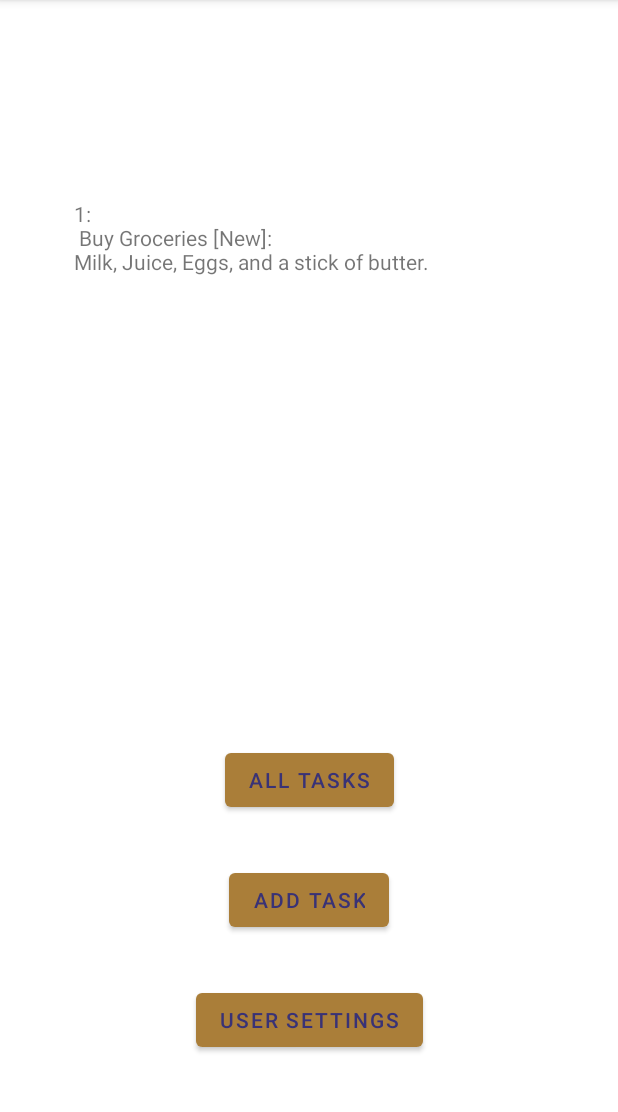
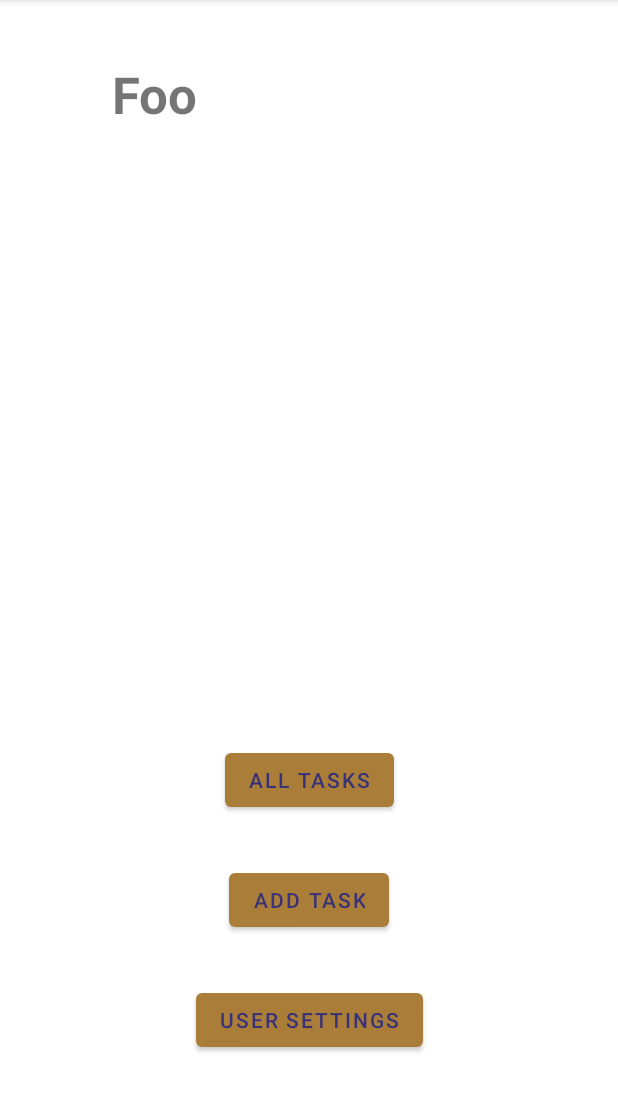
Before and after one commit to nojronatron/taskmaster, an Android app: the screen it shows after launch (HomeActivity), on a phone screen of 412 x 824 dp, the part 84-1196 px from its top. Run offline under Robolectric (Android 15) with nearby library versions, the phone set to English and light mode, and no system bars; our stand-ins replace Room's generated code.

Commit message:
updated Home Activity OnStart and OnResume override methods.

```diff
--- a/app/src/main/java/com/example/taskmaster/HomeActivity.java
+++ b/app/src/main/java/com/example/taskmaster/HomeActivity.java
@@ -77,10 +77,11 @@ public class HomeActivity extends AppCompatActivity {
         String userNickname = preferences.getString(UserSettings.USER_NAME_KEY, "Foo");
         // set users custom name to the View
         TextView userCustomNameText = findViewById(R.id.homeTasksListTitleTextVIew);
-        userNickname.setText(userCustomNameText);
+        userCustomNameText.setText(userNickname);
 
-
-        // TODO: I am here
+        tasks.clear();
+        tasks.addAll(taskMasterDatabase.taskDao().findAll());
+        adapter.notifyDataSetChanged();
     }
 
     private void setupAddTaskButton() {
@@ -126,13 +127,14 @@ public class HomeActivity extends AppCompatActivity {
 
         // TODO: Remove this hard coded tasks list?
         // create Task list
-        ArrayList<TaskModel> tasks = new ArrayList<>();
-        tasks.add(new TaskModel("Buy Groceries", "Milk, Juice, Eggs, and a stick of butter."));
-        tasks.add(new TaskModel("Do Laundry", "Wash, dry, fold, put away."));
-        tasks.add(new TaskModel("Vacuum", "The floors are covered in dog hair. Deal with it."));
+//        ArrayList<TaskModel> tasks = new ArrayList<>();
+//        tasks.add(new TaskModel("Buy Groceries", "Milk, Juice, Eggs, and a stick of butter."));
+//        tasks.add(new TaskModel("Do Laundry", "Wash, dry, fold, put away."));
+//        tasks.add(new TaskModel("Vacuum", "The floors are covered in dog hair. Deal with it."));
 
         // create and attach the recyclerview adapter and set the adapter recyclerview
-        TaskListRecyclerViewAdapter adapter = new TaskListRecyclerViewAdapter(tasks, this);
+        // Note: Had to cast tasks to ArrayList<T> from List<T> for adapter to accept the return
+        adapter = new TaskListRecyclerViewAdapter((ArrayList<TaskModel>)tasks, this);
         tasksRecyclerView.setAdapter(adapter);
     }
 
--- a/app/src/main/java/com/example/taskmaster/models/TaskModel.java
+++ b/app/src/main/java/com/example/taskmaster/models/TaskModel.java
@@ -2,6 +2,7 @@ package com.example.taskmaster.models;
 
 import androidx.annotation.NonNull;
 import androidx.room.Entity;
+import androidx.room.Ignore;
 import androidx.room.PrimaryKey;
 
 @Entity
@@ -13,6 +14,7 @@ public class TaskModel {
     private String body;
     private String state; // New, Assigned, In Progress, or Completed
 
+    @Ignore
     public TaskModel(){} // TODO: Decide if @Ignore is needed here or at other CTOR for Room.
 
     public TaskModel(String title, String body) {
```
